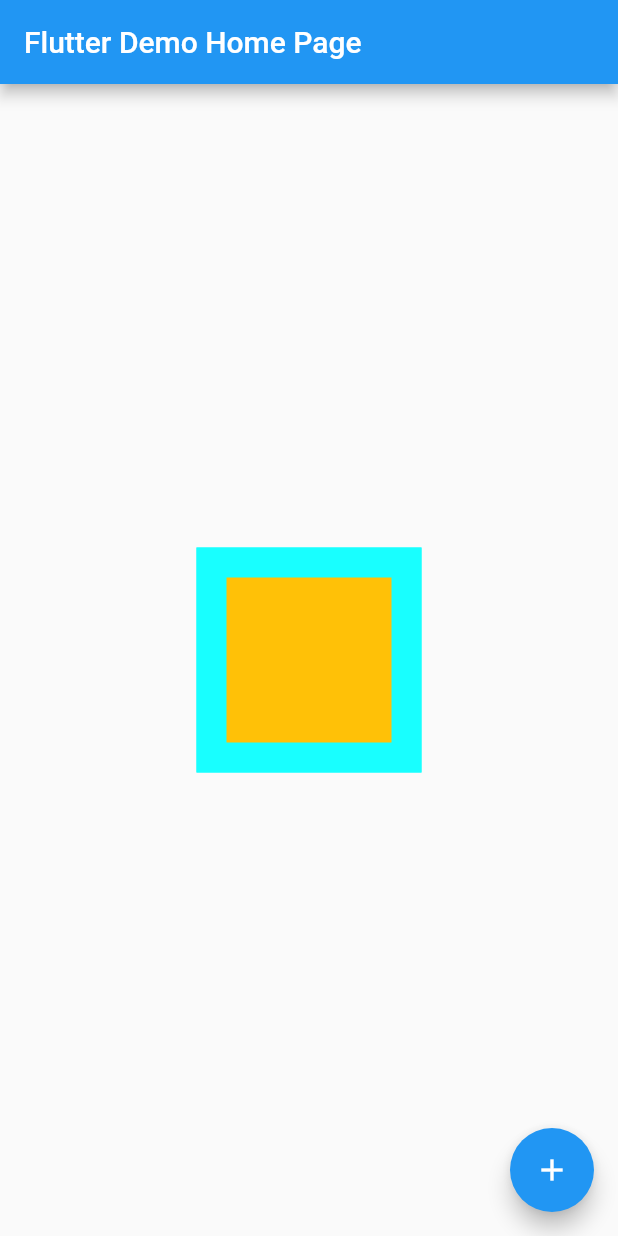
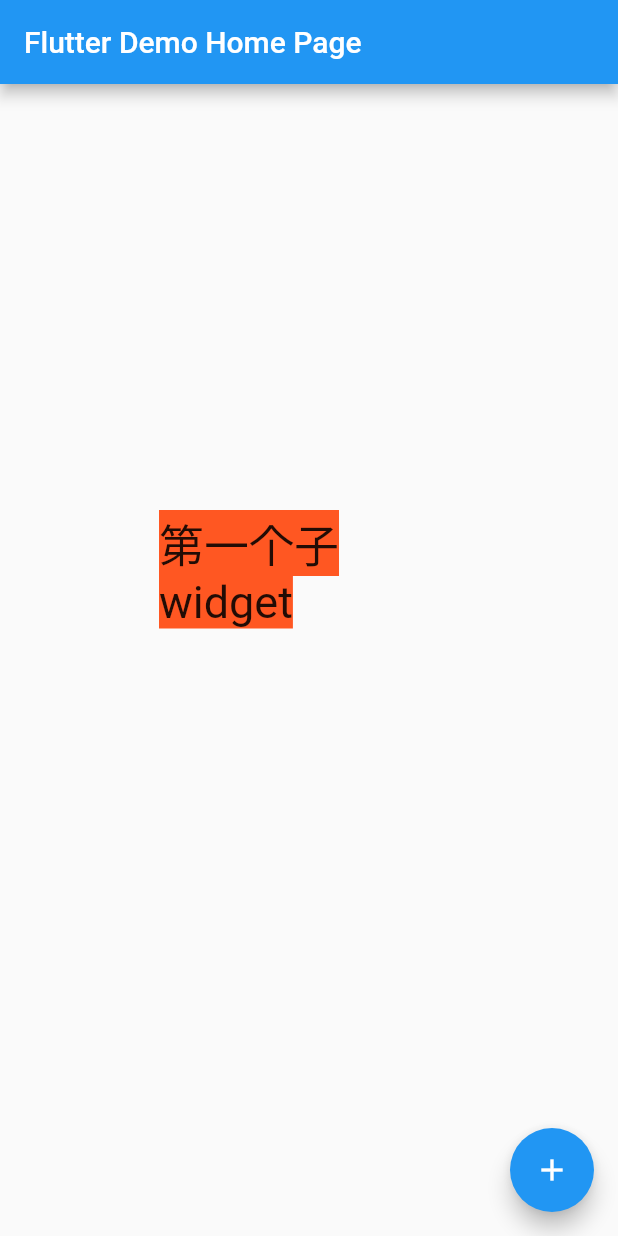
Before and after one commit to Mran/flutter_animate_demo, a Flutter app: the screen it shows after launch, on a phone screen of 412 x 824 dp. Run offline on Flutter 3.47's test engine with Material 2 defaults, Android fonts, the phone set to English and light mode, and no system bars.

```diff
--- a/lib/main.dart
+++ b/lib/main.dart
@@ -101,32 +101,25 @@ class _MyHomePageState extends State<MyHomePage>
             GestureDetector(
               onTap: _animating,
               child: Center(
-                child: AnimatedContainer(
-                  alignment: _alignment,
-                  height: 150,
-                  width: 150,
-//                  color: _color,
-                  transform: _matrix4,
-                  foregroundDecoration: BoxDecoration(
-                      color: _color,
-                      border: Border.all(
-                          color: status ? Colors.cyanAccent : Colors.black,
-                          width: status ? 20 : 10)),
-                  decoration: BoxDecoration(
-                      color: _color,
-                      border: Border.all(
-                          color: status ? Colors.cyanAccent : Colors.black,
-                          width: status ? 20 : 10)),
-                  margin: EdgeInsets.all(_marginValue),
-                  padding: EdgeInsets.all(_padingValue),
-                  duration: Duration(milliseconds: 500),
-                  child: Center(
-                    child: Container(
-                      width: 50,
-                      height: 50,
-                      color: Colors.deepOrange,
+                child: AnimatedCrossFade(
+                  firstChild: Container(
+                    width: 200,
+                    height: 200,
+                    child: Text(
+                      "第一个子widget",
+                      style: TextStyle(
+                          backgroundColor: Colors.deepOrange, fontSize: 30),
                     ),
                   ),
+                  secondChild: Text(
+                    "第二个子widget",
+                    style: TextStyle(
+                        backgroundColor: Colors.blueAccent, fontSize: 30),
+                  ),
+                  crossFadeState: status
+                      ? CrossFadeState.showFirst
+                      : CrossFadeState.showSecond,
+                  duration: Duration(milliseconds: 500),
                 ),
               ),
             ),
```
